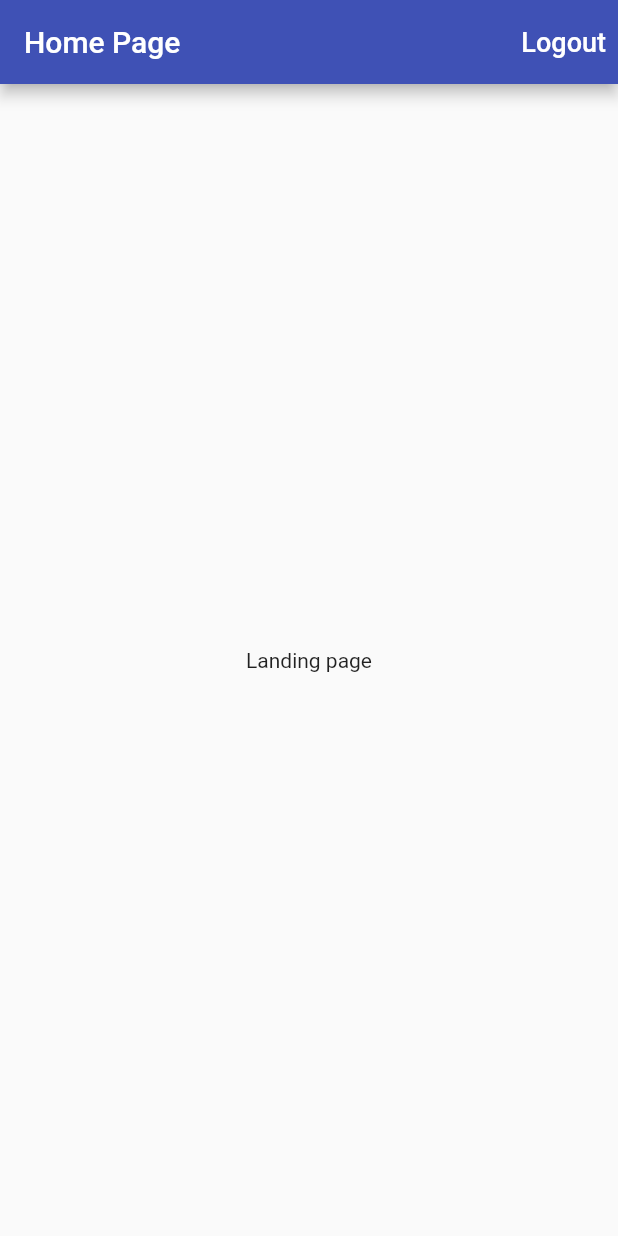
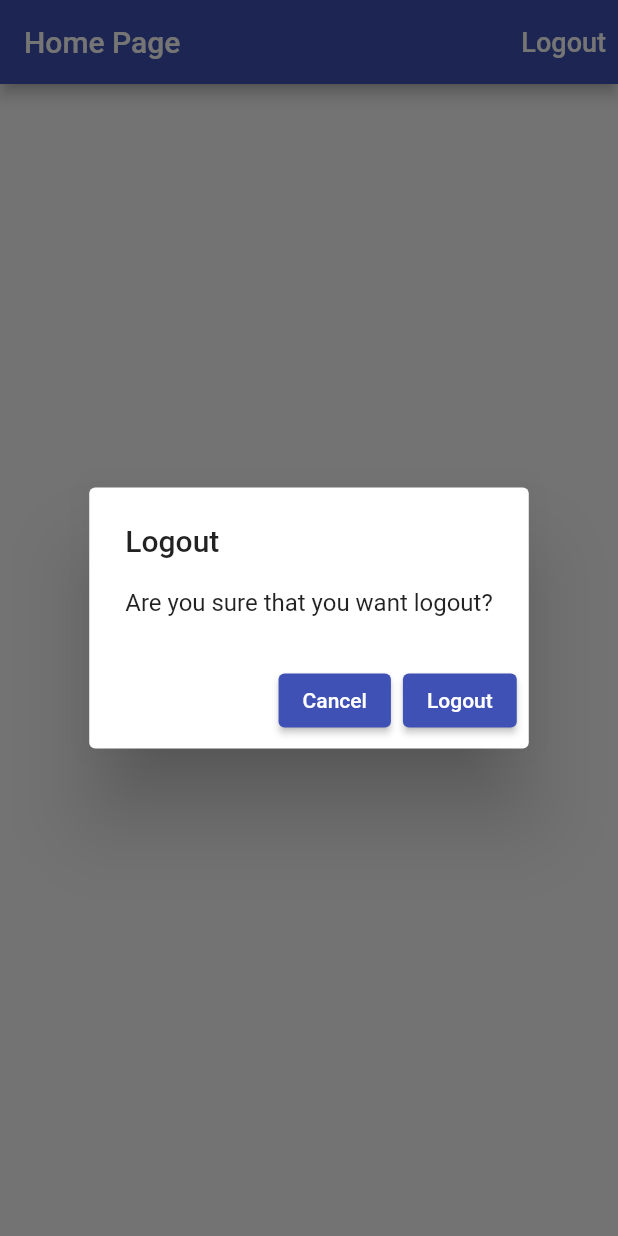
Before and after one commit to edmirmob/multi_login_flutter, a Flutter app: the screen it shows once a user with an empty profile is signed in, after a tap on "Logout", on a phone screen of 412 x 824 dp. Run offline on Flutter 3.47's test engine with Material 2 defaults, Android fonts, the phone set to English and light mode, and no system bars; our stand-ins replace firebase_auth, firebase_core, google_sign_in; accounts and stored records are empty.

Commit message:
platform dialogs
Platform-aware dialogs

```diff
--- a/lib/app/home_page.dart
+++ b/lib/app/home_page.dart
@@ -1,35 +1,47 @@
 import 'package:flutter/material.dart';
+import 'package:multi_login_flutter/common_widgets/platform_alert_dialog.dart';
 import 'package:multi_login_flutter/services/auth.dart';
 
 class HomePage extends StatelessWidget {
-
-  HomePage({ @required this.auth});
+  HomePage({@required this.auth});
 
   final AuthBase auth;
 
   Future<void> _signOut() async {
     try {
-     await auth.signOut();
+      await auth.signOut();
     } catch (e) {
       print(e.toString());
-
     }
   }
+
+  Future<void> _confirmSignOut(BuildContext context) async {
+    final _didChangedPlatform = await PlatformAlertDialog(
+      title: 'Logout',
+      content: 'Are you sure that you want logout?',
+      cancelActionText: 'Cancel',
+      defaultActionText: 'Logout',
+    ).show(context);
+    if (_didChangedPlatform == true) {
+      _signOut();
+    }
+  }
+
   @override
   Widget build(BuildContext context) {
     return Scaffold(
-      appBar: AppBar(
-        title: Text('Home Page'),
-        actions: [
-          TextButton(
-            onPressed: _signOut,
-            child: Text(
-              'Logout',
-              style: TextStyle(color: Colors.white, fontSize: 18),
+      appBar: AppBar(title: Text('Home Page'), actions: [
+        TextButton(
+          onPressed: ()=>_confirmSignOut(context),
+          child: Text(
+            'Logout',
+            style: TextStyle(
+              fontSize: 18,
+              color: Colors.white,
             ),
           ),
-        ],
-      ),
+        ),
+      ]),
       body: Container(
         child: Center(child: Text('Landing page')),
       ),
--- a/lib/app/sign_in/email_sign_in_form.dart
+++ b/lib/app/sign_in/email_sign_in_form.dart
@@ -1,6 +1,9 @@
+import 'dart:io';
+
 import 'package:flutter/material.dart';
 import 'package:multi_login_flutter/app/sign_in/validators.dart';
 import 'package:multi_login_flutter/common_widgets/form_submit_button.dart';
+import 'package:multi_login_flutter/common_widgets/platform_alert_dialog.dart';
 import 'package:multi_login_flutter/services/auth.dart';
 
 enum EmailSignInFormType { signIn, register }
@@ -40,7 +43,15 @@
       }
       Navigator.of(context).pop();
     } catch (e) {
-      print(e.toString());
+      if (Platform.isIOS) {
+      } else {
+        PlatformAlertDialog(
+          title: 'Sign in failed',
+          content: e.toString(),
+          defaultActionText: 'OK',
+          cancelActionText: 'Cancel',
+        ).show(context);
+      }
     } finally {
       setState(() {
         _isLoading = false;
@@ -114,8 +125,9 @@
   }
 
   void _emailEditingComplete() {
-    final newFocus = widget.emailValidator.isValid(_email) ?
-    _passwordFocusNode : _emailFocusNode;
+    final newFocus = widget.emailValidator.isValid(_email)
+        ? _passwordFocusNode
+        : _emailFocusNode;
     FocusScope.of(context).requestFocus(newFocus);
   }
 
--- /dev/null
+++ b/lib/common_widgets/platform_alert_dialog.dart
@@ -0,0 +1,93 @@
+import 'dart:io';
+
+import 'package:flutter/cupertino.dart';
+import 'package:flutter/material.dart';
+import 'package:multi_login_flutter/common_widgets/platform_widget.dart';
+
+class PlatformAlertDialog extends PlatformWidget {
+  PlatformAlertDialog({
+    @required this.title,
+    this.cancelActionText,
+    @required this.content,
+    @required this.defaultActionText,
+  })  : assert(title != null),
+        assert(content != null),
+        assert(defaultActionText != null);
+
+  final String title;
+  final String cancelActionText;
+  final String content;
+  final String defaultActionText;
+
+  Future<bool> show(BuildContext context) async {
+    return Platform.isIOS
+        ? await showCupertinoDialog(
+            context: context,
+            builder: (context) => this,
+          )
+        : await showDialog(
+            context: context,
+            builder: (context) => this,
+            barrierDismissible: false);
+  }
+
+  @override
+  Widget buildCupertinoWidget(BuildContext context) {
+    return CupertinoAlertDialog(
+      title: Text(title),
+      content: Text(content),
+      actions: _buildActions(context),
+    );
+  }
+
+  @override
+  Widget buildMaterialWidget(BuildContext context) {
+    return AlertDialog(
+      title: Text(title),
+      content: Text(content),
+      actions: _buildActions(context),
+    );
+  }
+
+  List<Widget> _buildActions(BuildContext context) {
+    final _actions = <Widget>[];
+    if (cancelActionText != null) {
+      _actions.add(
+        PlatformAlertDialogActions(
+          onPressed: () => Navigator.of(context).pop(false),
+          child: Text(cancelActionText),
+        ),
+      );
+    }
+   _actions.add( PlatformAlertDialogActions(
+          onPressed: () => Navigator.of(context).pop(true),
+          child: Text(defaultActionText),
+        ),
+      );
+
+      return _actions;
+  }
+}
+
+class PlatformAlertDialogActions extends PlatformWidget {
+  PlatformAlertDialogActions({this.child, this.onPressed});
+
+  final Widget child;
+  final VoidCallback onPressed;
+
+  @override
+  Widget buildCupertinoWidget(BuildContext context) {
+    return CupertinoDialogAction(
+      child: child,
+      onPressed: onPressed,
+    );
+  }
+
+  @override
+  Widget buildMaterialWidget(BuildContext context) {
+    return ElevatedButton(
+      onPressed: onPressed,
+      child: child,
+    );
+  }
+}
--- /dev/null
+++ b/lib/common_widgets/platform_widget.dart
@@ -0,0 +1,16 @@
+import 'dart:io';
+
+import 'package:flutter/material.dart';
+
+abstract class PlatformWidget extends StatelessWidget {
+  Widget buildCupertinoWidget(BuildContext context);
+  Widget buildMaterialWidget(BuildContext context);
+  @override
+  Widget build(BuildContext context) {
+    if (Platform.isIOS) {
+      return buildCupertinoWidget(context);
+    } else {
+      return buildMaterialWidget(context);
+    }
+  }
+}
```
